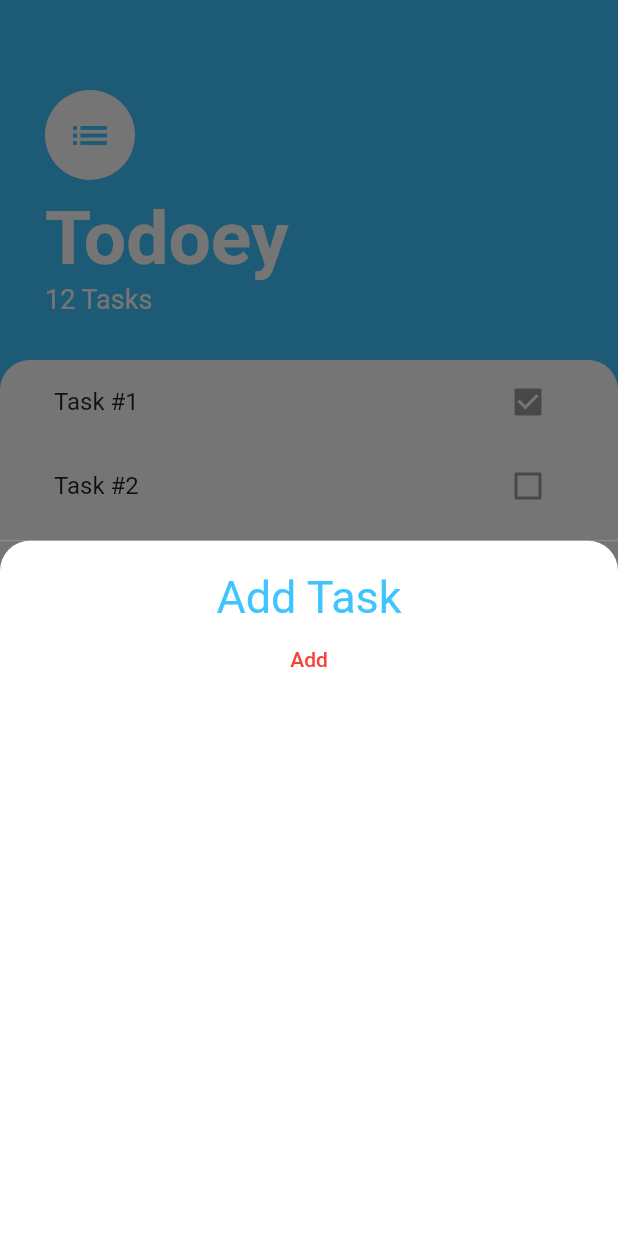
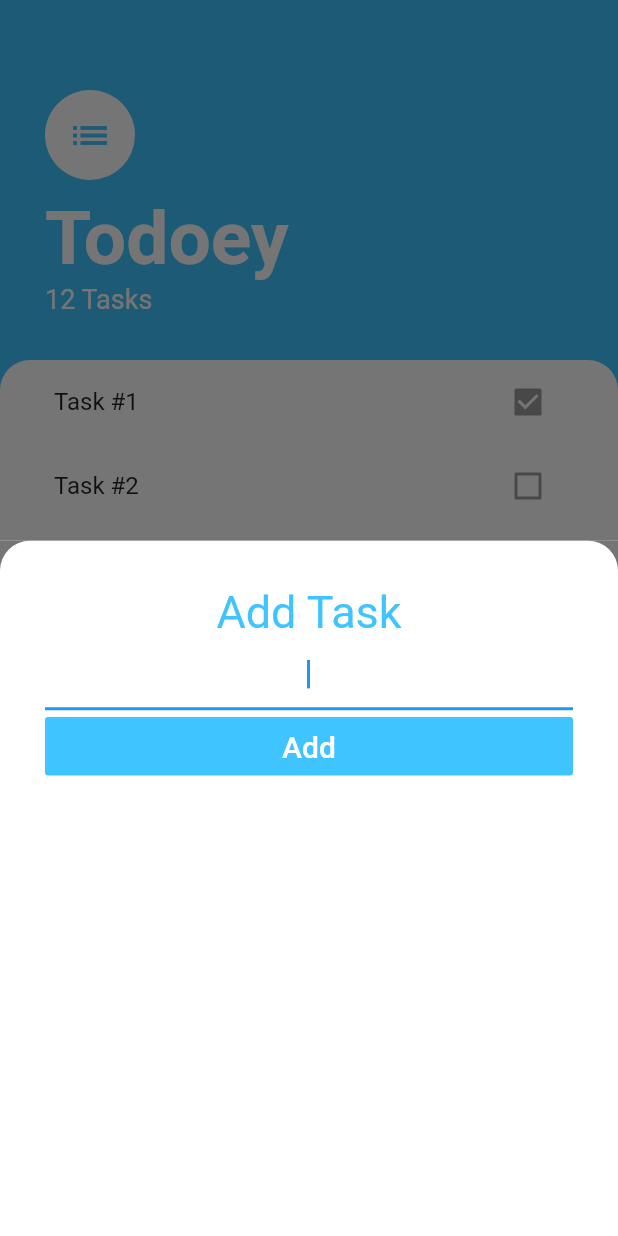
Before and after one commit to leetrent/todoey_flutter, a Flutter app: the screen it shows after launch, after a tap on the "add" icon, on a phone screen of 412 x 824 dp. Run offline on Flutter 3.47's test engine with Material 2 defaults, Android fonts, the phone set to English and light mode, and no system bars.

Commit message:
Completes 'add task' ui screen layout

```diff
--- a/lib/screens/add_task_screen.dart
+++ b/lib/screens/add_task_screen.dart
@@ -1,3 +1,4 @@
+import 'package:flutter/cupertino.dart';
 import 'package:flutter/material.dart';
 
 class AddTaskScreen extends StatelessWidget {
@@ -6,9 +7,7 @@ class AddTaskScreen extends StatelessWidget {
     return Container(
       color: Color(0xFF757575),
       child: Container(
-        padding: EdgeInsets.only(
-          top: 20.0,
-        ),
+        padding: EdgeInsets.all(30.0),
         decoration: BoxDecoration(
           color: Colors.white,
           borderRadius: BorderRadius.only(
@@ -17,19 +16,38 @@ class AddTaskScreen extends StatelessWidget {
           ),
         ),
         child: Column(
+          crossAxisAlignment: CrossAxisAlignment.stretch,
           children: <Widget>[
             Text(
               'Add Task',
+              textAlign: TextAlign.center,
               style: TextStyle(
                 color: Colors.lightBlueAccent,
                 fontSize: 30.0,
               ),
             ),
+            TextField(
+              autofocus: true,
+              textAlign: TextAlign.center,
+            ),
+//            SizedBox(
+//              width: 10.0,
+//              height: 10.0,
+//            ),
             FlatButton(
+              color: Colors.lightBlueAccent,
+              textColor: Colors.white,
+              disabledColor: Colors.grey,
+              disabledTextColor: Colors.black,
               padding: EdgeInsets.all(8.0),
-              color: Colors.lightBlueAccent,
-              textColor: Colors.red,
-              child: Text('Add'),
+              splashColor: Colors.blueAccent,
+              onPressed: () {
+                /*...*/
+              },
+              child: Text(
+                "Add",
+                style: TextStyle(fontSize: 20.0),
+              ),
             ),
           ],
         ),
```
